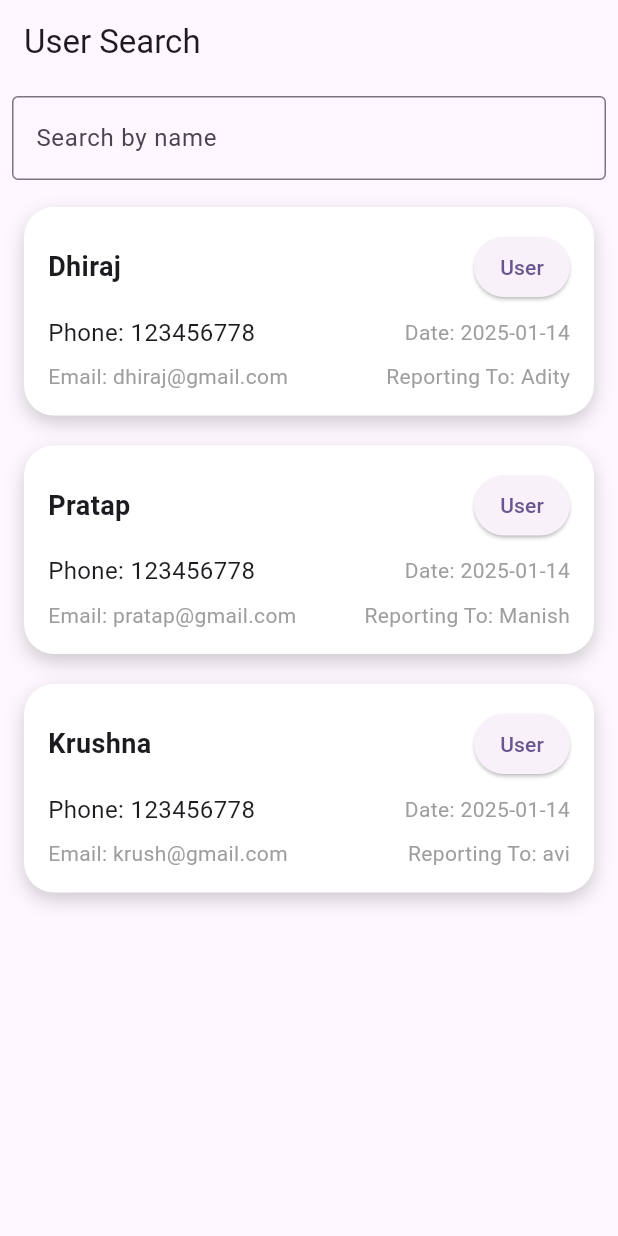
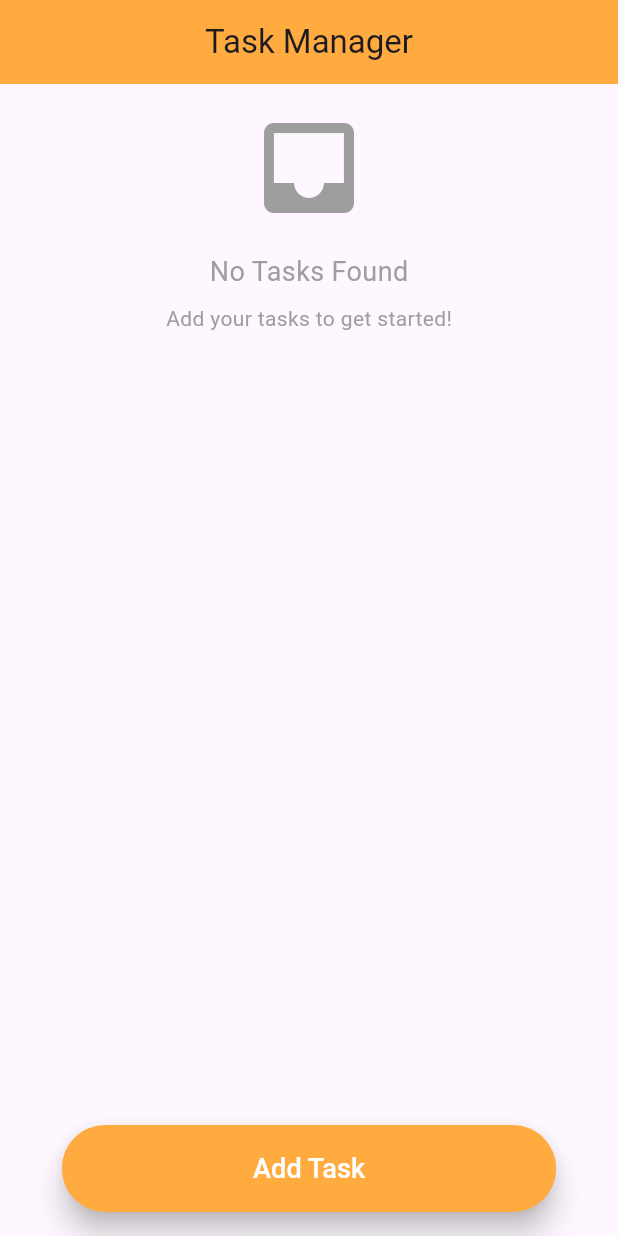
Before and after one commit to Dhirajsingh-chandel/steemOne-text, a Flutter app: the screen it shows after launch, on a phone screen of 412 x 824 dp. Run offline on Flutter 3.47's test engine with Material 3 defaults, Android fonts, the phone set to English and light mode, and no system bars; our stand-ins replace get, hive, hive_flutter; accounts and stored records are empty; generated files the repository leaves out were written again.

Commit message:
complete assignment

```diff
--- a/lib/main.dart
+++ b/lib/main.dart
@@ -1,23 +1,27 @@
 import 'package:flutter/material.dart';
-import 'package:test_1/user_list.dart';
+import 'package:hive_flutter/hive_flutter.dart';
+import 'package:get/get.dart';
+import 'package:test_1/task_model.dart';
+import 'package:test_1/task_view.dart';
 
-void main() {
+
+void main() async {
+  WidgetsFlutterBinding.ensureInitialized();
+  await Hive.initFlutter();
+  Hive.registerAdapter(TaskAdapter()); // Register the Task adapter
+  await Hive.openBox<Task>('tasks'); // Open the 'tasks' box
+
   runApp(const MyApp());
 }
 
 class MyApp extends StatelessWidget {
   const MyApp({super.key});
 
-  // This widget is the root of your application.
   @override
   Widget build(BuildContext context) {
-    return MaterialApp(
+    return GetMaterialApp(
       debugShowCheckedModeBanner: false,
-      theme: ThemeData(
-      colorScheme: ColorScheme.fromSeed(seedColor: Colors.deepPurple),
-        useMaterial3: true,
-      ),
-      home: UserList()
+      home: TaskScreen(),
     );
   }
 }
--- /dev/null
+++ b/lib/task_controller.dart
@@ -0,0 +1,124 @@
+import 'package:flutter/foundation.dart';
+import 'package:flutter/material.dart';
+import 'package:get/get.dart';
+import 'package:hive/hive.dart';
+import 'task_model.dart';
+
+class TaskController extends GetxController {
+  var tasks = <Task>[].obs;
+
+
+  final taskNameController = TextEditingController();
+  final dueDateController = TextEditingController();
+
+  final isComplete = false.obs;
+
+  // Reactive state variables
+  final Rx<DateTime?> dueDate = Rx<DateTime?>(null);
+  final RxString priority = ''.obs;
+
+  final List<String> priorities = ['High', 'Medium', 'Low'];
+
+
+  void submit(GlobalKey<FormState> formKey) {
+    try {
+      if (formKey.currentState!.validate()) {
+
+        final taskName = taskNameController.text;
+
+        final selectedDueDate = dueDate.value;
+
+        if (kDebugMode) {
+          print("Adding Task - Title: $taskName, DueDate: $dueDate, Priority: $priority");
+        }
+
+        addTask(
+          taskName,
+          selectedDueDate ?? DateTime.now(),
+          // Use current date if no date selected
+          priority.value.isEmpty ? "Not Found" : priority.value,
+        );
+        Get.back(); // Close the dialog
+      }
+    }catch(e){
+      if (kDebugMode) {
+        print("submit $e}");
+      }
+    }
+  }
+
+
+  // Load tasks from Hive
+  void loadTasks() {
+    try {
+      final box = Hive.box<Task>('tasks');
+      tasks.value = box.values.toList();
+    }catch(e){
+      if (kDebugMode) {
+        print("loadTasks $e}");
+      }
+    }
+  }
+
+  // Add a new task
+  void addTask(String title, DateTime? dueDate, String? priority) {
+    try {
+      final box = Hive.box<Task>('tasks');
+      final id = box.isEmpty ? 0 : box.keys.last + 1; // Generate unique ID
+      final task = Task(title: title,
+          dueDate: dueDate,
+          priority: priority,
+          id: id); // Include dueDate
+      box.put(id, task); // Save task in Hive
+      tasks.add(task); // Update the reactive list
+    }catch(e){
+      if (kDebugMode) {
+        print("addTask $e}");
+      }
+    }finally{
+      clearFields();
+    }
+  }
+
+
+  // Delete a task
+  void deleteTask(int index) {
+    try {
+      final box = Hive.box<Task>('tasks');
+      final taskToDelete = tasks[index];
+      final key = box.keys.firstWhere((k) => box.get(k) == taskToDelete,
+          orElse: () => null);
+
+      if (key != null) {
+        box.delete(key); // Remove from Hive
+        tasks.removeAt(index);
+      }
+    }catch(e){
+      if (kDebugMode) {
+        print("deleteTask $e}");
+      }
+    }
+  }
+
+
+
+  void toggleCompletion(int index) {
+    try {
+      tasks[index].isCompleted = !tasks[index].isCompleted;
+      update(); // Notify listeners (if using GetX or similar state management)
+      tasks.refresh(); // Refresh the observable list
+    }catch(e){
+      if (kDebugMode) {
+        print("toggleCompletion $e}");
+      }
+    }
+  }
+
+  clearFields(){
+    taskNameController.clear();
+    dueDateController.clear();
+    dueDate.value = DateTime.now();
+    priority.value = '';
+  }
+
+}
--- /dev/null
+++ b/lib/task_model.dart
@@ -0,0 +1,31 @@
+import 'package:hive/hive.dart';
+import 'package:get/get.dart'; // Add GetX import for Rx types
+
+part 'task_model.g.dart';
+
+@HiveType(typeId: 0)
+class Task extends HiveObject {
+  @HiveField(0)
+  String title;
+
+  @HiveField(1)
+  DateTime? dueDate;
+
+  @HiveField(2)
+  String? priority;
+
+  @HiveField(3)
+  int id;
+
+
+  @HiveField(4)
+  bool isCompleted; // Use a simple bool instead of RxBool
+
+  Task({
+    required this.title,
+    this.dueDate,
+    this.priority,
+    required this.id,
+    this.isCompleted = false, // Default to false (not completed)
+  });
+}
--- /dev/null
+++ b/lib/task_view.dart
@@ -0,0 +1,182 @@
+import 'package:flutter/material.dart';
+import 'package:get/get.dart';
+import 'task_controller.dart';
+import 'add_task_form.dart';
+import 'package:intl/intl.dart';
+
+
+class TaskScreen extends StatelessWidget {
+  final TaskController taskController = Get.put(TaskController());
+
+  TaskScreen({super.key});
+
+  @override
+  Widget build(BuildContext context) {
+    taskController.loadTasks(); // Load tasks on initialization
+
+    // Get screen width and height for responsive design
+    double screenWidth = MediaQuery.of(context).size.width;
+    double screenHeight = MediaQuery.of(context).size.height;
+
+    return Scaffold(
+      appBar: AppBar(
+        centerTitle: true,
+        title: const Text('Task Manager'),
+        elevation: 0,
+        backgroundColor: Colors.orangeAccent,
+      ),
+      body: Stack(
+        alignment: AlignmentDirectional.bottomCenter,
+        children: [
+          Column(
+             children: [
+               const SizedBox(height: 16),
+               Obx(() {
+                 if (taskController.tasks == null || taskController.tasks.isEmpty) {
+                   return const Center(
+                     child: Column(
+                       mainAxisAlignment: MainAxisAlignment.center,
+                       children: [
+                         Icon(Icons.inbox, size: 80, color: Colors.grey),
+                         SizedBox(height: 16),
+                         Text(
+                           "No Tasks Found",
+                           style: TextStyle(
+                             fontSize: 18,
+                             color: Colors.grey,
+                           ),
+                         ),
+                         SizedBox(height: 8),
+                         Text("Add your tasks to get started!",
+                           style: TextStyle(
+                             fontSize: 14,
+                             color: Colors.grey,
+                           ),
+                         ),
+                       ],
+                     ),
+                   );
+                 }
+                 return Flexible (
+                   child: ListView.builder(
+                     shrinkWrap: true,
+                     itemCount: taskController.tasks.length,
+                     itemBuilder: (context, index) {
+                       final task = taskController.tasks[index];
+                       return Card(
+                         margin: EdgeInsets.symmetric(vertical: 8, horizontal: screenWidth * 0.05),
+                         shape: RoundedRectangleBorder(
+                           borderRadius: BorderRadius.circular(12), // Rounded corners
+                         ),
+                         elevation: 4, // Subtle shadow
+                         child: Container(
+                           padding: const EdgeInsets.all(12),
+                           decoration: BoxDecoration(
+                             gradient: LinearGradient(
+                               colors: [Colors.white, Colors.blue.shade50], // Light gradient
+                               begin: Alignment.topLeft,
+                               end: Alignment.bottomRight,
+                             ),
+                             borderRadius: BorderRadius.circular(12),
+                           ),
+                           child: ListTile(
+                             leading: GestureDetector(
+                               onTap: () {
+                                 // Toggle the isCompleted status for the specific task
+                                 taskController.toggleCompletion(index);
+                               },
+                               child: Icon(
+                                 task.isCompleted ? Icons.check_circle : Icons.radio_button_unchecked,
+                                 color: task.isCompleted ? Colors.green : Colors.grey,
+                                 size: 32,
+                               ),
+                             ),
+                             title: Text(
+                               task.title,
+                               style: const TextStyle(
+                                 fontSize: 18,
+                                 fontWeight: FontWeight.bold,
+                                 color: Colors.black87,
+                               ),
+                             ),
+                             subtitle: Padding(
+                               padding: const EdgeInsets.only(top: 8.0),
+                               child: Column(
+                                 crossAxisAlignment: CrossAxisAlignment.start,
+                                 children: [
+                                   if (task.dueDate != null)
+                                     Row(
+                                       children: [
+                                         const Icon(Icons.calendar_today, size: 16, color: Colors.grey),
+                                         const SizedBox(width: 6),
+                                         Text(
+                                           'Due Date: ${DateFormat('dd-MM-yyyy').format(task.dueDate!)}',
+                                           style: const TextStyle(color: Colors.black54,fontSize: 10),overflow: TextOverflow.ellipsis,
+                                         ),
+                                       ],
+                                     ),
+                                   if (task.priority != null)
+                                     Row(
+                                       children: [
+                                         const Icon(Icons.flag, size: 16, color: Colors.grey),
+                                         const SizedBox(width: 6),
+                                         Text(
+                                           'Priority: ${task.priority}',
+                                           style: TextStyle(
+                                             color: task.priority == "High"
+                                                 ? Colors.red
+                                                 : task.priority == "Medium"
+                                                 ? Colors.orange
+                                                 : Colors.green,
+                                             fontWeight: FontWeight.bold,
+                                           ),
+                                         ),
+                                       ],
+                                     ),
+                                 ],
+                               ),
+                             ),
+                             trailing: IconButton(
+                               icon: const Icon(Icons.delete, color: Colors.red),
+                               onPressed: () => taskController.deleteTask(index),
+                             ),
+                           ),
+                         ),
+                       );
+                     },
+                   ),
+                 );
+               }),
+             ],
+          ),
+          // Positioned Add Task button at the bottom of the screen
+          Positioned(
+            bottom: 16, // 16px from the bottom
+            left: screenWidth * 0.1, // Center the button horizontally
+            right: screenWidth * 0.1, // Ensure proper padding from the edges
+            child: ElevatedButton(
+              onPressed: () {
+                Get.dialog(const AddTaskForm()); // Open AddTaskForm dialog
+              },
+              style: ElevatedButton.styleFrom(
+                backgroundColor: Colors.orangeAccent, // Button color
+                elevation: 8, // Add shadow
+                shape: RoundedRectangleBorder(
+                  borderRadius: BorderRadius.circular(30), // Rounded corners
+                ),
+                padding: const EdgeInsets.symmetric(vertical: 16), // Adjust padding based on screen height
+              ),
+              child: const Text(
+                'Add Task',
+                style: TextStyle(
+                  fontSize: 18,
+                  color: Colors.white,
+                ),
+              ),
+            ),
+          ),
+        ],
+      ),
+    );
+  }
+}
--- a/lib/user_controller.dart
+++ /dev/null
@@ -1,30 +0,0 @@
-import 'package:test_1/user_model.dart';
-
-class UserController {
-  List<User> userList = [];
-
-  List<User> allUsers = [
-    User("Dhiraj", "dhiraj@gmail.com", "123456778", "Adity"),
-    User("Pratap", "pratap@gmail.com", "123456778", "Manish"),
-    User("Krushna", "krush@gmail.com", "123456778", "avi"),
-  ];
-
-  UserController() {
-    userList = List.from(allUsers);
-  }
-
-  void searchUsers(String? query) {
-    try {
-      if (query == null || query.isEmpty) {
-        userList = allUsers;
-      } else {
-        userList = allUsers
-            .where((user) =>
-            user.name!.toLowerCase().contains(query.toLowerCase()))
-            .toList();
-      }
-    }catch(e){
-      print("filterUsers $e");
-    }
-  }
-}
--- a/lib/user_list.dart
+++ /dev/null
@@ -1,153 +0,0 @@
-import 'package:flutter/material.dart';
-import 'package:test_1/user_controller.dart';
-
-class UserList extends StatefulWidget {
-  const UserList({super.key});
-
-  @override
-  State<UserList> createState() => _UserListState();
-}
-
-class _UserListState extends State<UserList> {
-
-  final userController = UserController();
-
-  @override
-  void initState() {
-    super.initState();
-    userController.searchUsers(null); // Initialize userList
-  }
-
-  void user(String? users) {
-    setState(() {
-      userController.searchUsers(users);
-    });
-  }
-
-  @override
-  Widget build(BuildContext context) {
-    return Scaffold(
-      appBar: AppBar(
-        title: const Text('User Search'),
-      ),
-      body: Column(
-        children: [
-          // Search bar
-          Padding(
-            padding: const EdgeInsets.all(8.0),
-            child: TextField(
-              onChanged: (value) => user(value), // Call filter function
-              decoration: const InputDecoration(
-                labelText: 'Search by name',
-                border: OutlineInputBorder(),
-              ),
-            ),
-          ),
-          Expanded(
-            child: ListView.builder(
-              itemCount: userController.userList.length,
-              itemBuilder: (context, index) {
-                final user = userController.userList[index];
-                return Container(
-                  margin: const EdgeInsets.symmetric(vertical: 10, horizontal: 16),
-                  padding: const EdgeInsets.all(16),
-                  decoration: BoxDecoration(
-                    color: Colors.white,
-                    borderRadius: BorderRadius.circular(20),
-                    boxShadow: [
-                      BoxShadow(
-                        color: Colors.grey.withOpacity(0.5),
-                        blurRadius: 10,
-                        offset: const Offset(0, 5),
-                      ),
-                    ],
-                  ),
-                  child: Column(
-                    crossAxisAlignment: CrossAxisAlignment.start,
-                    children: [
-                      Row(
-                        mainAxisAlignment: MainAxisAlignment.spaceBetween,
-                        children: [
-                          Expanded(
-                            child: Text(
-                              user.name ?? "No Name",
-                              style: const TextStyle(
-                                fontSize: 18,
-                                fontWeight: FontWeight.bold,
-                              ),
-                              overflow: TextOverflow.ellipsis,
-                            ),
-                          ),
-                          const SizedBox(width: 8),
-                          ElevatedButton(
-                            onPressed: () {},
-                            style: ElevatedButton.styleFrom(
-                              padding: const EdgeInsets.symmetric(
-                                horizontal: 16,
-                                vertical: 8,
-                              ),
-                            ),
-                            child: const Text("User"),
-                          ),
-                        ],
-                      ),
-                      const SizedBox(height: 8),
-                      Row(
-                        mainAxisAlignment: MainAxisAlignment.spaceBetween,
-                        children: [
-                          Expanded(
-                            child: Text(
-                              "Phone: ${user.phoneNo ?? "N/A"}",
-                              style: const TextStyle(
-                                fontSize: 16,
-                              ),
-                              overflow: TextOverflow.ellipsis,
-                            ),
-                          ),
-                          const SizedBox(width: 8),
-                          Text(
-                            "Date: ${DateTime.now().toString().substring(0, 10)}",
-                            style: const TextStyle(
-                              fontSize: 14,
-                              color: Colors.grey,
-                            ),
-                            overflow: TextOverflow.ellipsis,
-                          ),
-                        ],
-                      ),
-                      const SizedBox(height: 8),
-                      Row(
-                        mainAxisAlignment: MainAxisAlignment.spaceBetween,
-                        children: [
-                          Expanded(
-                            child: Text(
-                              "Email: ${user.email ?? "N/A"}",
-                              style: const TextStyle(
-                                fontSize: 14,
-                                color: Colors.grey,
-                              ),
-                              overflow: TextOverflow.ellipsis,
-                            ),
-                          ),
-                          const SizedBox(width: 8),
-                          Text(
-                            "Reporting To: ${user.reportingTo ?? "N/A"}",
-                            style: const TextStyle(
-                              fontSize: 14,
-                              color: Colors.grey,
-                            ),
-                            overflow: TextOverflow.ellipsis,
-                          ),
-                        ],
-                      ),
-                    ],
-                  ),
-                );
-              },
-            ),
-          ),
-        ],
-      ),
-    );
-  }
-}
--- a/lib/user_model.dart
+++ /dev/null
@@ -1,11 +0,0 @@
-
-
-class User{
-
-  String? name;
-  String? email;
-  String? phoneNo;
-  String? reportingTo;
-
-  User(this.name, this.email, this.phoneNo, this.reportingTo);
-}
```
Also changed, not shown: lib/add_task_form.dart (added, +175 -0 lines), pubspec.yaml (+6 -1 lines), pubspec.lock, 6 other files.
